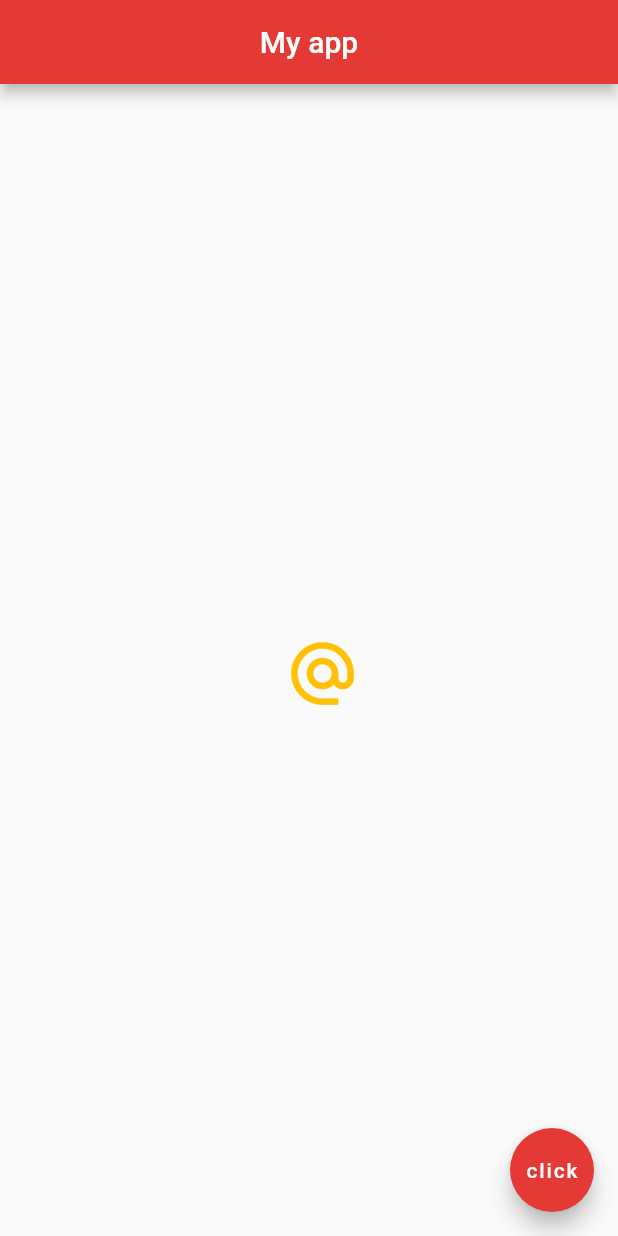
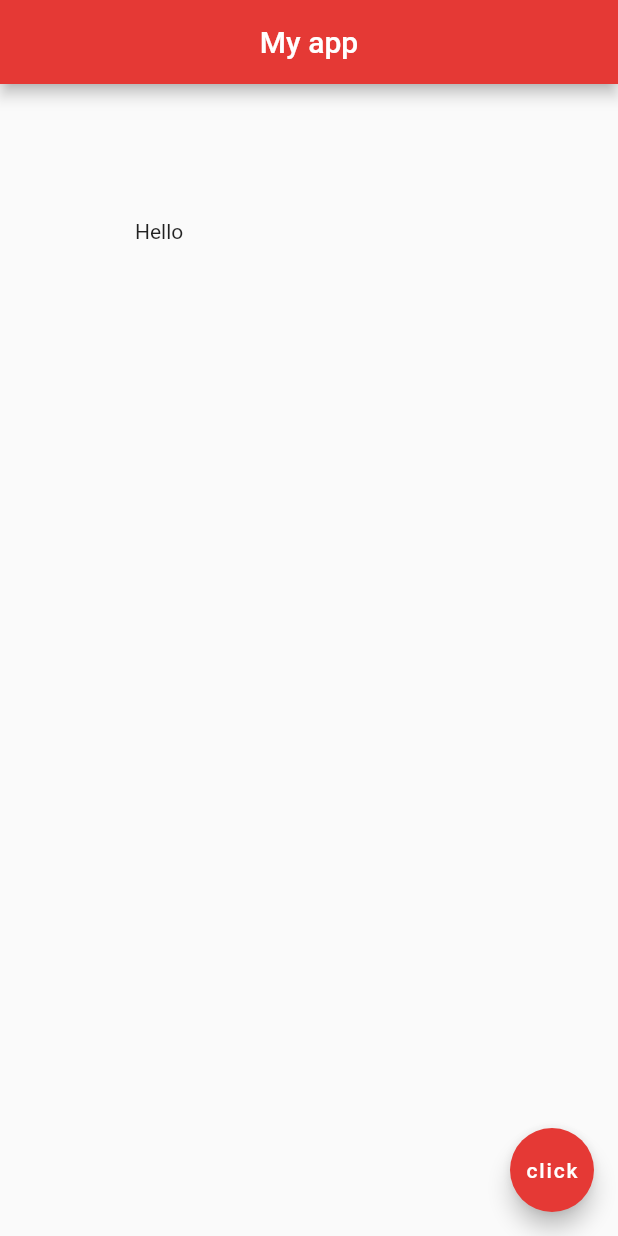
Before and after one commit to Tomo-zhiye/flutter_my_app, a Flutter app: the screen it shows after launch, on a phone screen of 412 x 824 dp. Run offline on Flutter 3.47's test engine with Material 2 defaults, Android fonts, the phone set to English and light mode, and no system bars.

Commit message:
Containers & Padding

```diff
--- a/lib/main.dart
+++ b/lib/main.dart
@@ -10,17 +10,9 @@ class Home extends StatelessWidget {
           title: Text('My app'),
           centerTitle: true,
           backgroundColor: Colors.red[600]),
-      body: Center(
-        child: IconButton(
-          onPressed: () {
-            print('You clicked me');
-          },
-          icon: Icon(
-            Icons.alternate_email,
-            size: 50.0,
-          ),
-          color: Colors.amber,
-        ),
+      body: Padding(
+        padding: EdgeInsets.all(90.0),
+        child: Text('Hello'),
       ),
       floatingActionButton: FloatingActionButton(
         onPressed: () {},
```
